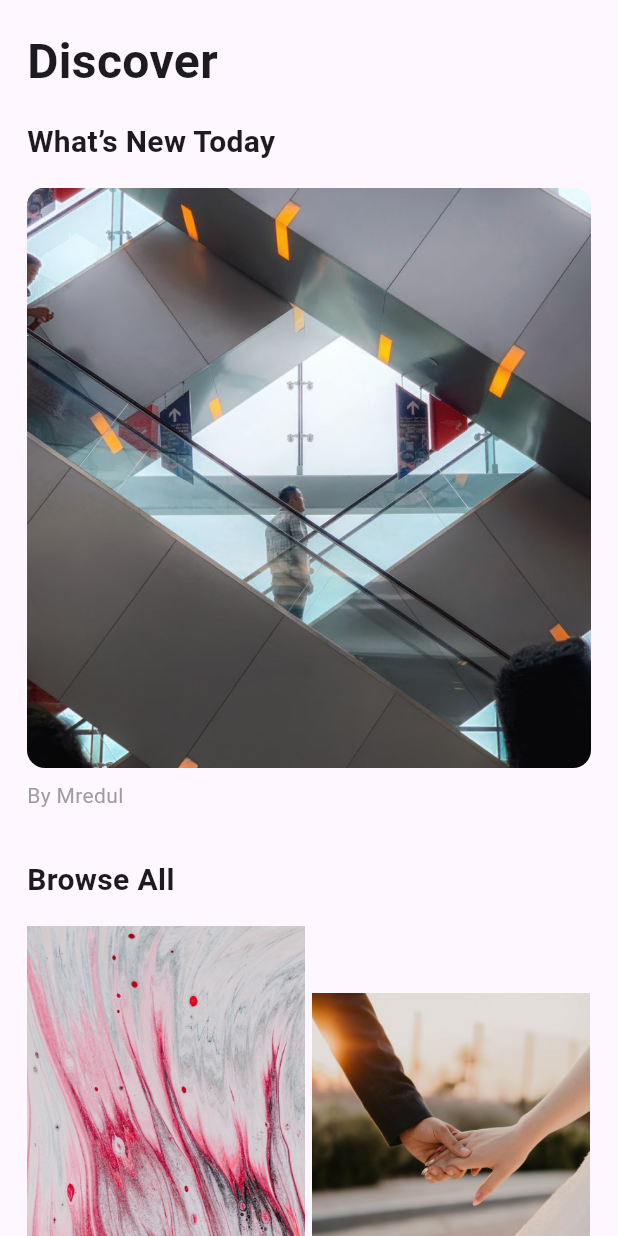
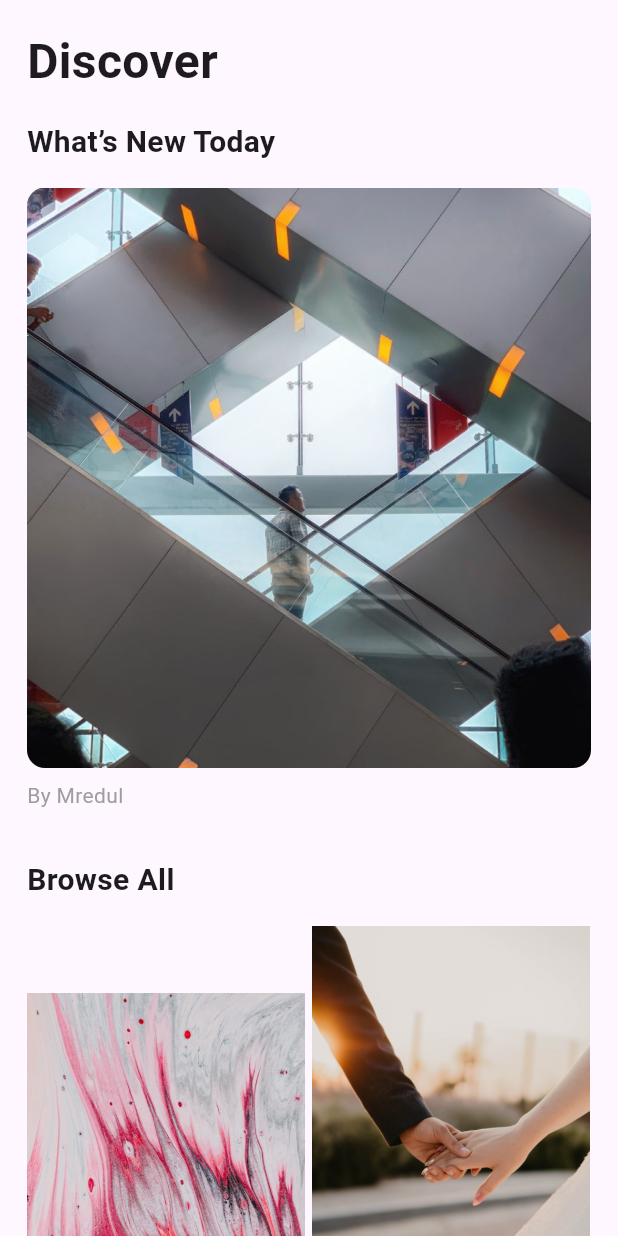
Before and after one commit to Mredul10/Figma-App-UI-Design, a Flutter app: the screen it shows after launch, on a phone screen of 412 x 824 dp. Run offline on Flutter 3.47's test engine with Material 3 defaults, Android fonts, the phone set to English and light mode, and no system bars.

Commit message:
product cart

```diff
--- a/lib/home_page/widget/product_cart.dart
+++ b/lib/home_page/widget/product_cart.dart
@@ -5,13 +5,13 @@ class ProductCartWidget extends StatelessWidget {
 
   @override
   Widget build(BuildContext context) {
-    return Column(
+    return Row(
                 children: [
-                  Row(
+                   Column(
                     children: [
                       Container(
                         width: MediaQuery.of(context).size.width / 2 - 21,
-                        height: 310,
+                        height: 220,
                         decoration: BoxDecoration(
                           image: DecorationImage(
                             image: AssetImage('assets/images/Rectangle 2.png'),
@@ -19,10 +19,14 @@ class ProductCartWidget extends StatelessWidget {
                           ),
                         ),
                       ),
-                      SizedBox(width: 5),
+                        ],
+                  ),
+                  SizedBox(width: 5),
+                  Column(
+                    children: [
                       Container(
                         width: MediaQuery.of(context).size.width / 2 - 21,
-                        height: 220,
+                        height: 310,
                         decoration: BoxDecoration(
                           image: DecorationImage(
                             image: AssetImage('assets/images/Rectangle 2.1.png'),
@@ -30,10 +34,15 @@ class ProductCartWidget extends StatelessWidget {
                           ),
                         ),
                       ),
+
+
                     ],
-                  ),
-                SizedBox(height: 5),
+                  )
+
+
+
                 ],
               );
+
   }
 }
```
